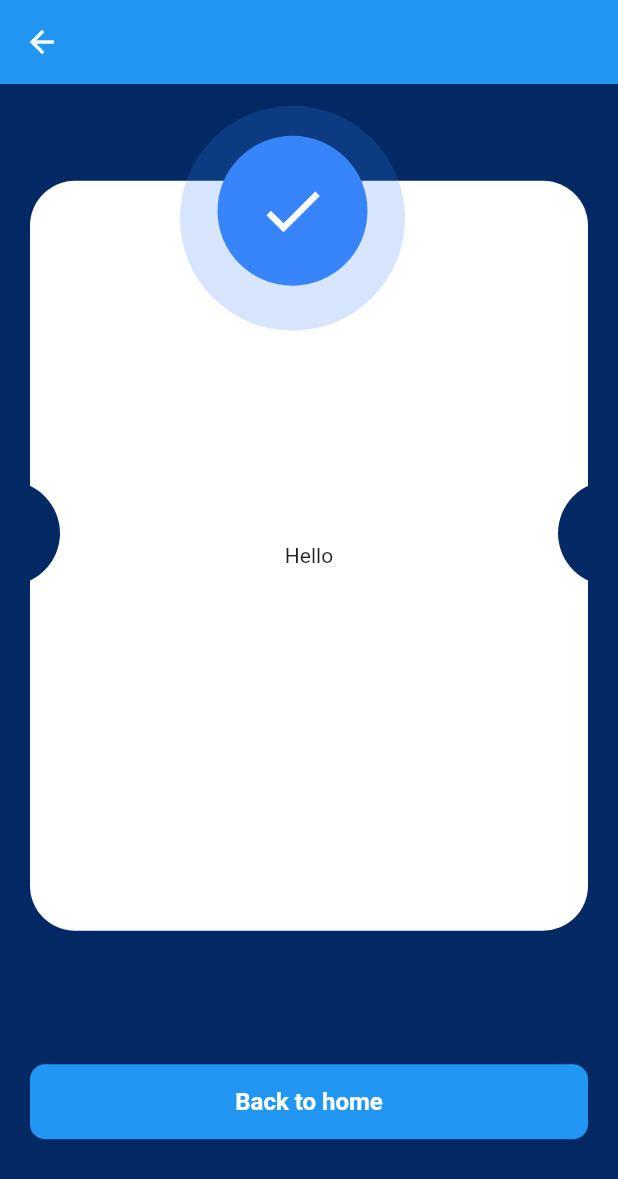
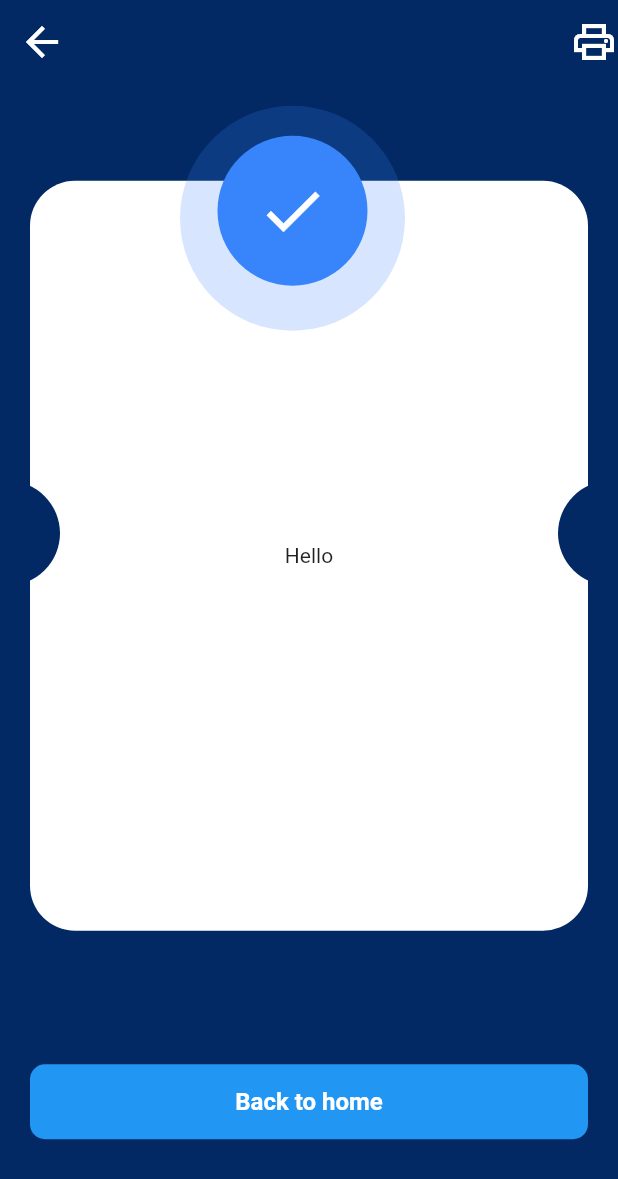
Before and after one commit to balaji-sivasakthi/cabzpay, a Flutter app: the screen it shows after launch, on a phone screen of 412 x 824 dp. Shown: the top 1179 px of the screen. Run offline on Flutter 3.47's test engine with Material 2 defaults, Android fonts, the light colour scheme and no system bars; our stand-ins replace flutter_svg, smooth_page_indicator; missing offline and left inert: dart:ffi.

Commit message:
today done

```diff
--- a/lib/screens/payment/payment_success_screen.dart
+++ b/lib/screens/payment/payment_success_screen.dart
@@ -14,8 +14,13 @@ class _PaymentSucessScreenState extends State<PaymentSucessScreen> {
   Widget build(BuildContext context) {
     return Scaffold(
       appBar: AppBar(
+
         elevation: 0,
-        leading: Icon(Icons.arrow_back)),
+        backgroundColor:Color.fromRGBO(2, 41, 100, 1),
+        actions: [
+          Icon(Icons.print_outlined,size: 32,)
+        ],
+        leading: Icon(Icons.arrow_back,size: 32,)),
       body: Container(
         padding: EdgeInsets.all(20),
           decoration: BoxDecoration(color: Color.fromRGBO(2, 41, 100, 1)),
```
